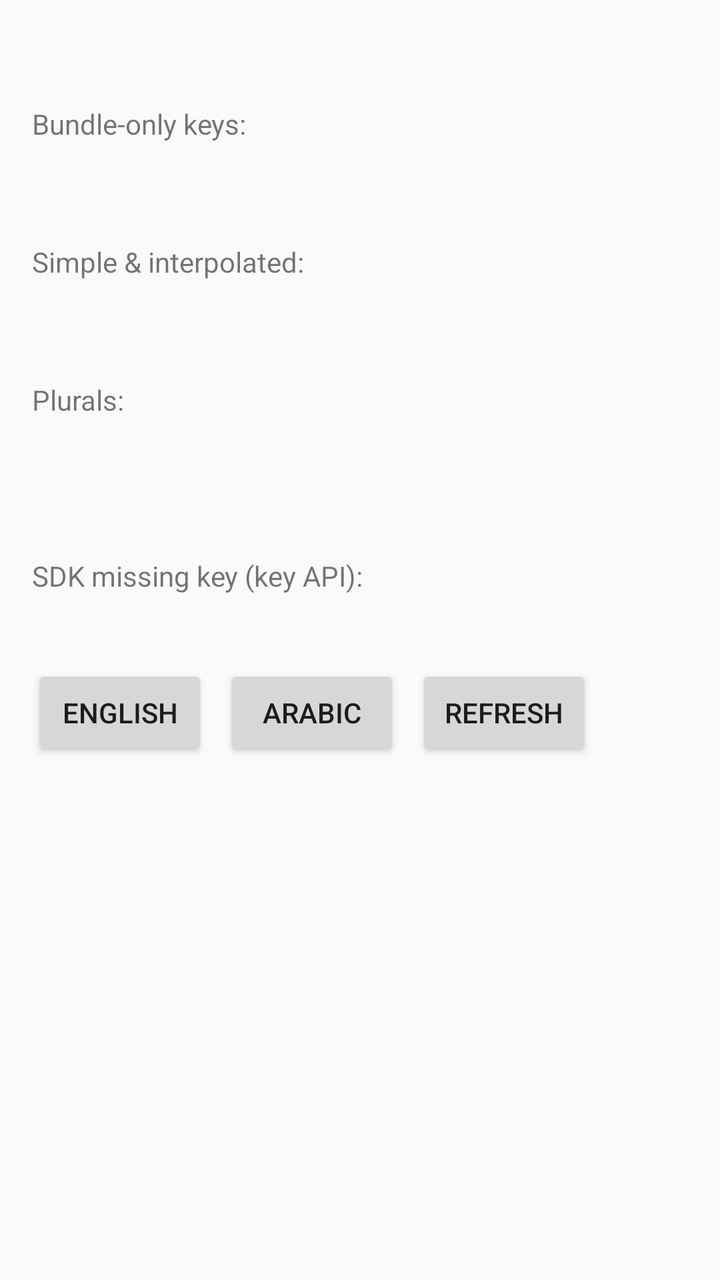
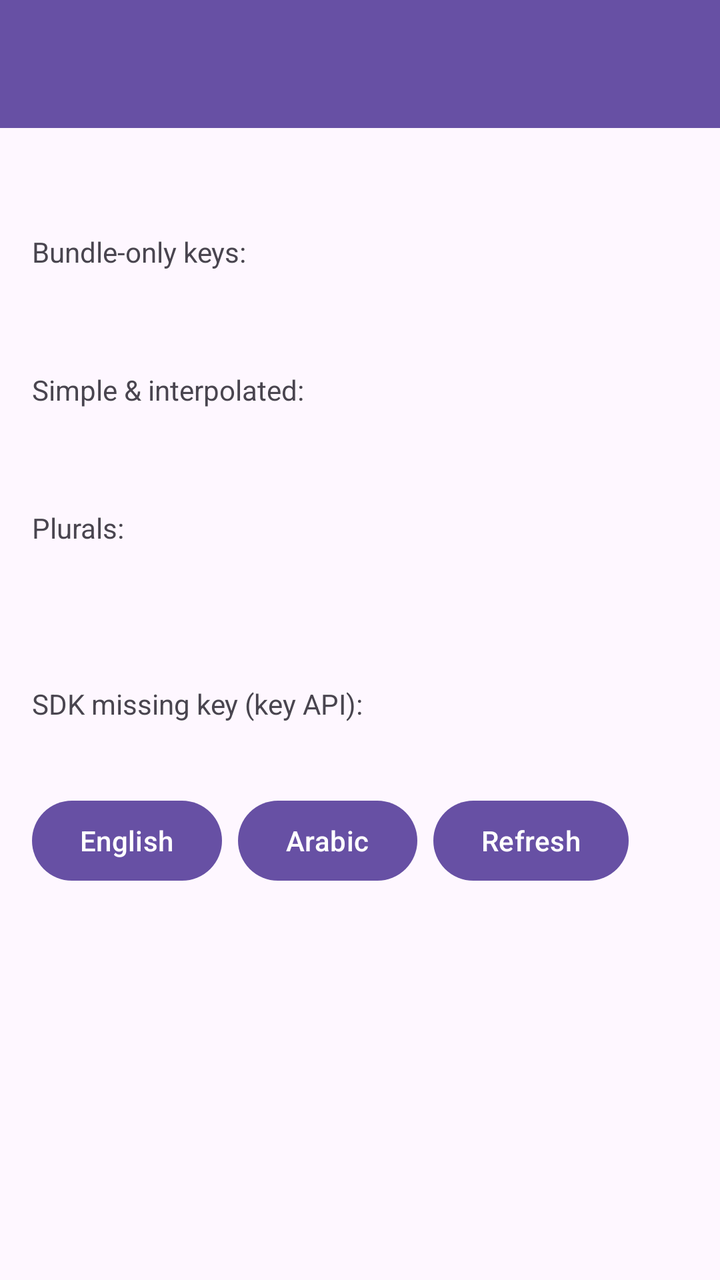

Compare the two renders of this Android layout. The source of the first and the diff that turns it into the second are given below.
<!-- AndroidManifest.xml: application theme Theme.LocalizeSdkExample -->
<!-- res/layout/activity_main.xml -->
<?xml version="1.0" encoding="utf-8"?>
<ScrollView xmlns:android="http://schemas.android.com/apk/res/android"
    android:layout_width="match_parent"
    android:layout_height="match_parent">

    <LinearLayout
        android:layout_width="match_parent"
        android:layout_height="wrap_content"
        android:orientation="vertical"
        android:padding="16dp">

        <TextView
            android:id="@+id/txtAppName"
            android:layout_width="wrap_content"
            android:layout_height="wrap_content"
            android:textStyle="bold"
            android:textSize="18sp" />

        <TextView
            android:layout_width="wrap_content"
            android:layout_height="wrap_content"
            android:layout_marginTop="12dp"
            android:text="Bundle-only keys:" />

        <TextView
            android:id="@+id/txtFromBundleOnly"
            android:layout_width="wrap_content"
            android:layout_height="wrap_content" />

        <TextView
            android:id="@+id/txtBundleKey"
            android:layout_width="wrap_content"
            android:layout_height="wrap_content" />

        <TextView
            android:layout_width="wrap_content"
            android:layout_height="wrap_content"
            android:layout_marginTop="12dp"
            android:text="Simple &amp; interpolated:" />

        <TextView
            android:id="@+id/txtWelcome"
            android:layout_width="wrap_content"
            android:layout_height="wrap_content" />

        <TextView
            android:id="@+id/txtGreeting"
            android:layout_width="wrap_content"
            android:layout_height="wrap_content" />

        <TextView
            android:layout_width="wrap_content"
            android:layout_height="wrap_content"
            android:layout_marginTop="12dp"
            android:text="Plurals:" />

        <TextView
            android:id="@+id/txtItemsCount0"
            android:layout_width="wrap_content"
            android:layout_height="wrap_content" />

        <TextView
            android:id="@+id/txtItemsCount1"
            android:layout_width="wrap_content"
            android:layout_height="wrap_content" />

        <TextView
            android:id="@+id/txtItemsCount5"
            android:layout_width="wrap_content"
            android:layout_height="wrap_content" />

        <TextView
            android:layout_width="wrap_content"
            android:layout_height="wrap_content"
            android:layout_marginTop="12dp"
            android:text="SDK missing key (key API):" />

        <TextView
            android:id="@+id/txtSdkMissingKey"
            android:layout_width="wrap_content"
            android:layout_height="wrap_content" />

        <LinearLayout
            android:layout_width="match_parent"
            android:layout_height="wrap_content"
            android:orientation="horizontal"
            android:layout_marginTop="16dp">

            <Button
                android:id="@+id/btnEnglish"
                android:layout_width="wrap_content"
                android:layout_height="wrap_content"
                android:text="English" />

            <Button
                android:id="@+id/btnArabic"
                android:layout_width="wrap_content"
                android:layout_height="wrap_content"
                android:text="Arabic"
                android:layout_marginStart="8dp"/>

            <Button
                android:id="@+id/btnRefresh"
                android:layout_width="wrap_content"
                android:layout_height="wrap_content"
                android:text="Refresh"
                android:layout_marginStart="8dp"/>
        </LinearLayout>
    </LinearLayout>
</ScrollView>
<!-- resources referenced by this layout -->
<resources>
  <style name="Theme.LocalizeSdkExample" parent="Theme.AppCompat.Light.NoActionBar" />
</resources>

<!-- the commit's change to res/layout/activity_main.xml (unified diff, before → after) -->
@@ -1,110 +1,133 @@
 <?xml version="1.0" encoding="utf-8"?>
-<ScrollView xmlns:android="http://schemas.android.com/apk/res/android"
-    android:layout_width="match_parent"
-    android:layout_height="match_parent">
+<layout xmlns:android="http://schemas.android.com/apk/res/android"
+    xmlns:app="http://schemas.android.com/apk/res-auto">
 
     <LinearLayout
         android:layout_width="match_parent"
-        android:layout_height="wrap_content"
-        android:orientation="vertical"
-        android:padding="16dp">
+        android:layout_height="match_parent"
+        android:orientation="vertical">
 
-        <TextView
-            android:id="@+id/txtAppName"
-            android:layout_width="wrap_content"
-            android:layout_height="wrap_content"
-            android:textStyle="bold"
-            android:textSize="18sp" />
+        <com.google.android.material.appbar.AppBarLayout
+            android:layout_width="match_parent"
+            android:layout_height="wrap_content">
 
-        <TextView
-            android:layout_width="wrap_content"
-            android:layout_height="wrap_content"
-            android:layout_marginTop="12dp"
-            android:text="Bundle-only keys:" />
+            <com.google.android.material.appbar.MaterialToolbar
+                android:id="@+id/toolbar"
+                android:layout_width="match_parent"
+                android:layout_height="?attr/actionBarSize"
+                app:titleTextColor="@android:color/white"
+                android:background="?attr/colorPrimary" />
 
-        <TextView
-            android:id="@+id/txtFromBundleOnly"
-            android:layout_width="wrap_content"
-            android:layout_height="wrap_content" />
+        </com.google.android.material.appbar.AppBarLayout>
 
-        <TextView
-            android:id="@+id/txtBundleKey"
-            android:layout_width="wrap_content"
-            android:layout_height="wrap_content" />
+        <ScrollView
+            android:layout_width="match_parent"
+            android:layout_height="match_parent">
 
-        <TextView
-            android:layout_width="wrap_content"
-            android:layout_height="wrap_content"
-            android:layout_marginTop="12dp"
-            android:text="Simple &amp; interpolated:" />
+            <LinearLayout
+                android:layout_width="match_parent"
+                android:layout_height="wrap_content"
+                android:orientation="vertical"
+                android:padding="16dp">
 
-        <TextView
-            android:id="@+id/txtWelcome"
-            android:layout_width="wrap_content"
-            android:layout_height="wrap_content" />
+                <TextView
+                    android:id="@+id/txtAppName"
+                    android:layout_width="wrap_content"
+                    android:layout_height="wrap_content"
+                    android:textStyle="bold"
+                    android:textSize="18sp" />
 
-        <TextView
-            android:id="@+id/txtGreeting"
-            android:layout_width="wrap_content"
-            android:layout_height="wrap_content" />
+                <TextView
+                    android:layout_width="wrap_content"
+                    android:layout_height="wrap_content"
+                    android:layout_marginTop="12dp"
+                    android:text="Bundle-only keys:" />
 
-        <TextView
-            android:layout_width="wrap_content"
-            android:layout_height="wrap_content"
-            android:layout_marginTop="12dp"
-            android:text="Plurals:" />
+                <TextView
+                    android:id="@+id/txtFromBundleOnly"
+                    android:layout_width="wrap_content"
+                    android:layout_height="wrap_content" />
 
-        <TextView
-            android:id="@+id/txtItemsCount0"
-            android:layout_width="wrap_content"
-            android:layout_height="wrap_content" />
+                <TextView
+                    android:id="@+id/txtBundleKey"
+                    android:layout_width="wrap_content"
+                    android:layout_height="wrap_content" />
 
-        <TextView
-            android:id="@+id/txtItemsCount1"
-            android:layout_width="wrap_content"
-            android:layout_height="wrap_content" />
+                <TextView
+                    android:layout_width="wrap_content"
+                    android:layout_height="wrap_content"
+                    android:layout_marginTop="12dp"
+                    android:text="Simple &amp; interpolated:" />
 
-        <TextView
-            android:id="@+id/txtItemsCount5"
-            android:layout_width="wrap_content"
-            android:layout_height="wrap_content" />
+                <TextView
+                    android:id="@+id/txtWelcome"
+                    android:layout_width="wrap_content"
+                    android:layout_height="wrap_content" />
 
-        <TextView
-            android:layout_width="wrap_content"
-            android:layout_height="wrap_content"
-            android:layout_marginTop="12dp"
-            android:text="SDK missing key (key API):" />
+                <TextView
+                    android:id="@+id/txtGreeting"
+                    android:layout_width="wrap_content"
+                    android:layout_height="wrap_content" />
 
-        <TextView
-            android:id="@+id/txtSdkMissingKey"
-            android:layout_width="wrap_content"
-            android:layout_height="wrap_content" />
+                <TextView
+                    android:layout_width="wrap_content"
+                    android:layout_height="wrap_content"
+                    android:layout_marginTop="12dp"
+                    android:text="Plurals:" />
 
-        <LinearLayout
-            android:layout_width="match_parent"
-            android:layout_height="wrap_content"
-            android:orientation="horizontal"
-            android:layout_marginTop="16dp">
+                <TextView
+                    android:id="@+id/txtItemsCount0"
+                    android:layout_width="wrap_content"
+                    android:layout_height="wrap_content" />
 
-            <Button
-                android:id="@+id/btnEnglish"
-                android:layout_width="wrap_content"
-                android:layout_height="wrap_content"
-                android:text="English" />
+                <TextView
+                    android:id="@+id/txtItemsCount1"
+                    android:layout_width="wrap_content"
+                    android:layout_height="wrap_content" />
 
-            <Button
-                android:id="@+id/btnArabic"
-                android:layout_width="wrap_content"
-                android:layout_height="wrap_content"
-                android:text="Arabic"
-                android:layout_marginStart="8dp"/>
+                <TextView
+                    android:id="@+id/txtItemsCount5"
+                    android:layout_width="wrap_content"
+                    android:layout_height="wrap_content" />
 
-            <Button
-                android:id="@+id/btnRefresh"
-                android:layout_width="wrap_content"
-                android:layout_height="wrap_content"
-                android:text="Refresh"
-                android:layout_marginStart="8dp"/>
-        </LinearLayout>
+                <TextView
+                    android:layout_width="wrap_content"
+                    android:layout_height="wrap_content"
+                    android:layout_marginTop="12dp"
+                    android:text="SDK missing key (key API):" />
+
+                <TextView
+                    android:id="@+id/txtSdkMissingKey"
+                    android:layout_width="wrap_content"
+                    android:layout_height="wrap_content" />
+
+                <LinearLayout
+                    android:layout_width="match_parent"
+                    android:layout_height="wrap_content"
+                    android:orientation="horizontal"
+                    android:layout_marginTop="16dp">
+
+                    <Button
+                        android:id="@+id/btnEnglish"
+                        android:layout_width="wrap_content"
+                        android:layout_height="wrap_content"
+                        android:text="English" />
+
+                    <Button
+                        android:id="@+id/btnArabic"
+                        android:layout_width="wrap_content"
+                        android:layout_height="wrap_content"
+                        android:text="Arabic"
+                        android:layout_marginStart="8dp"/>
+
+                    <Button
+                        android:id="@+id/btnRefresh"
+                        android:layout_width="wrap_content"
+                        android:layout_height="wrap_content"
+                        android:text="Refresh"
+                        android:layout_marginStart="8dp"/>
+                </LinearLayout>
+            </LinearLayout>
+        </ScrollView>
     </LinearLayout>
-</ScrollView>
+</layout>
<!-- resource entries referenced after the edit -->
@@ -1,5 +1,7 @@
 <!-- resources referenced by this layout -->
 <resources>
-  <style name="Theme.LocalizeSdkExample" parent="Theme.AppCompat.Light.NoActionBar" />
+  <style name="Theme.LocalizeSdkExample" parent="Theme.Material3.DayNight.NoActionBar">
+          
+      </style>
 </resources>
 
